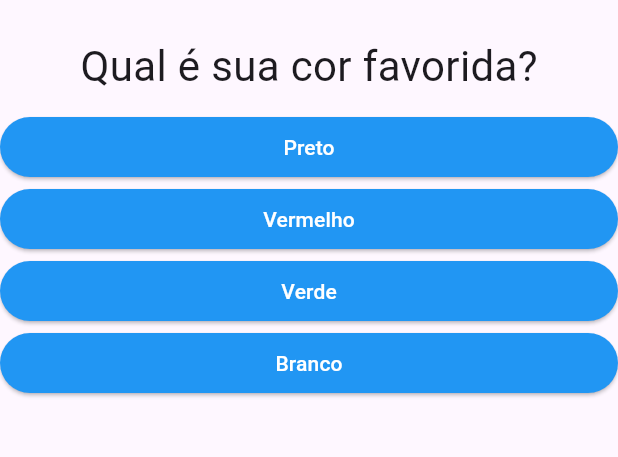
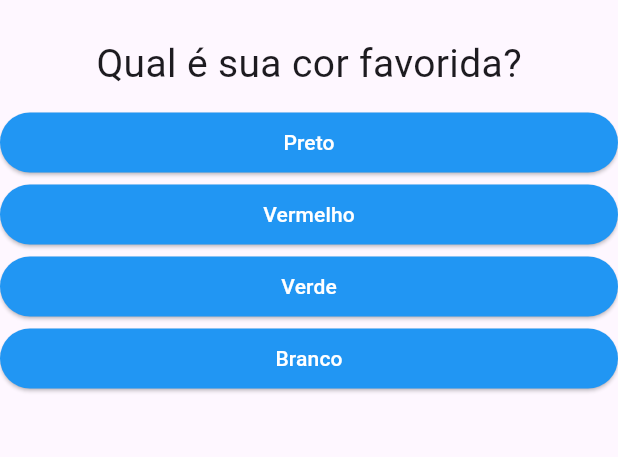
Before and after one commit to filipeacacio/curso_flutter_projeto_perguntas, a Flutter app: the screen it shows after launch, on a phone screen of 412 x 824 dp, the part 63-520 px from its top. Run offline on Flutter 3.47's test engine with Material 3 defaults, Android fonts, the phone set to English and light mode, and no system bars.

Commit message:
Trocando MaterialStatePropertyAll por WidgetStatePropertyAll e diminuindo o tamanho da fonte da pergunta

```diff
--- a/lib/questao.dart
+++ b/lib/questao.dart
@@ -7,7 +7,7 @@ class Questao extends StatelessWidget {
 
   @override
   Widget build(BuildContext context) {
-    double fontSize2 = 28;
+    double fontSize2 = 26;
     return Container(
       width: double.infinity,
       margin: const EdgeInsets.all(10.0),
--- a/lib/resposta.dart
+++ b/lib/resposta.dart
@@ -12,8 +12,8 @@ class Resposta extends StatelessWidget {
       width: double.infinity,
       child: ElevatedButton(
         style: const ButtonStyle(
-          backgroundColor: MaterialStatePropertyAll(Colors.blue),
-          foregroundColor: MaterialStatePropertyAll(Colors.white),
+          backgroundColor: WidgetStatePropertyAll(Colors.blue),
+          foregroundColor: WidgetStatePropertyAll(Colors.white),
         ),
         onPressed: quandoSelecionado,
         child: Text(texto),
```
